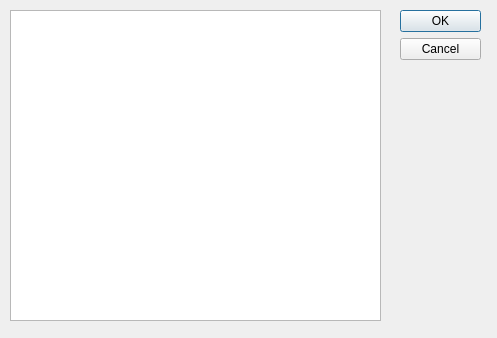
Before: the Qt Designer form kyrpm-installer/installedpackagedlg.ui in openeuler-mirror/kylin-installer, drawn with Qt 5.
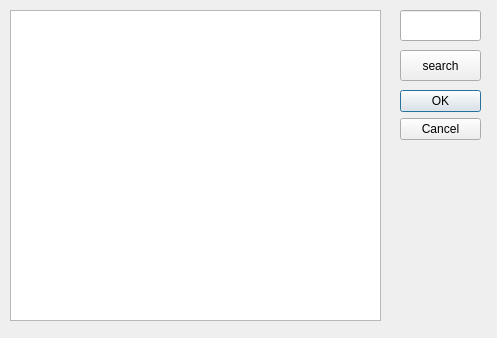
After: the same form once the commit is applied.

Commit message: add select package search function

What changed in the file:
```diff
--- a/kyrpm-installer/installedpackagedlg.ui
+++ b/kyrpm-installer/installedpackagedlg.ui
@@ -17,7 +17,7 @@
    <property name="geometry">
     <rect>
      <x>400</x>
-     <y>10</y>
+     <y>90</y>
      <width>81</width>
      <height>241</height>
     </rect>
@@ -39,6 +39,29 @@
     </rect>
    </property>
   </widget>
+  <widget class="QPushButton" name="search_Btn">
+   <property name="geometry">
+    <rect>
+     <x>400</x>
+     <y>50</y>
+     <width>81</width>
+     <height>31</height>
+    </rect>
+   </property>
+   <property name="text">
+    <string>search</string>
+   </property>
+  </widget>
+  <widget class="QLineEdit" name="search_lineEdit">
+   <property name="geometry">
+    <rect>
+     <x>400</x>
+     <y>10</y>
+     <width>81</width>
+     <height>31</height>
+    </rect>
+   </property>
+  </widget>
  </widget>
  <resources/>
  <connections>
```
The commit also changes 2 other files.
